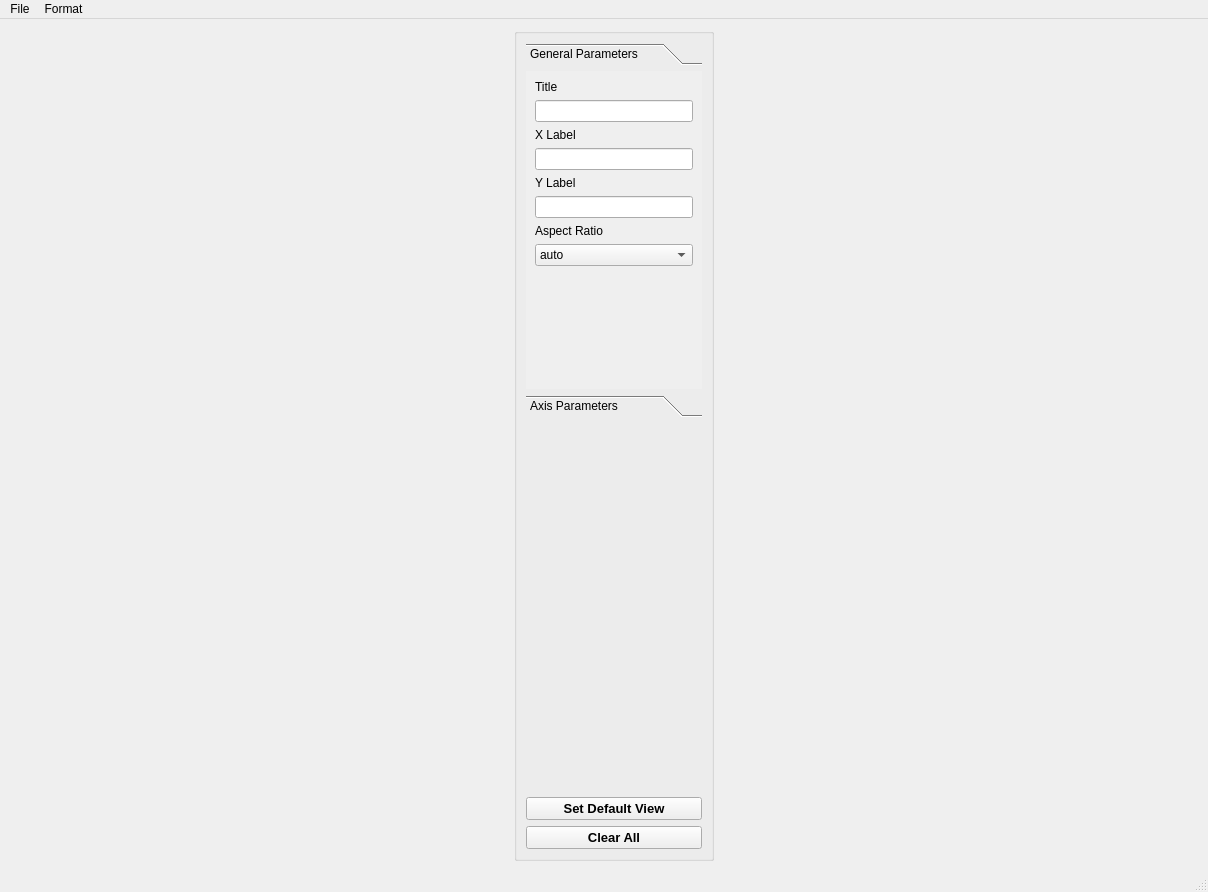
Above: sciplot/ui/qt5-creator/ui_Plotter.ui from CCampJr/SciPlot-PyQt before the change. Below: the same form after it.
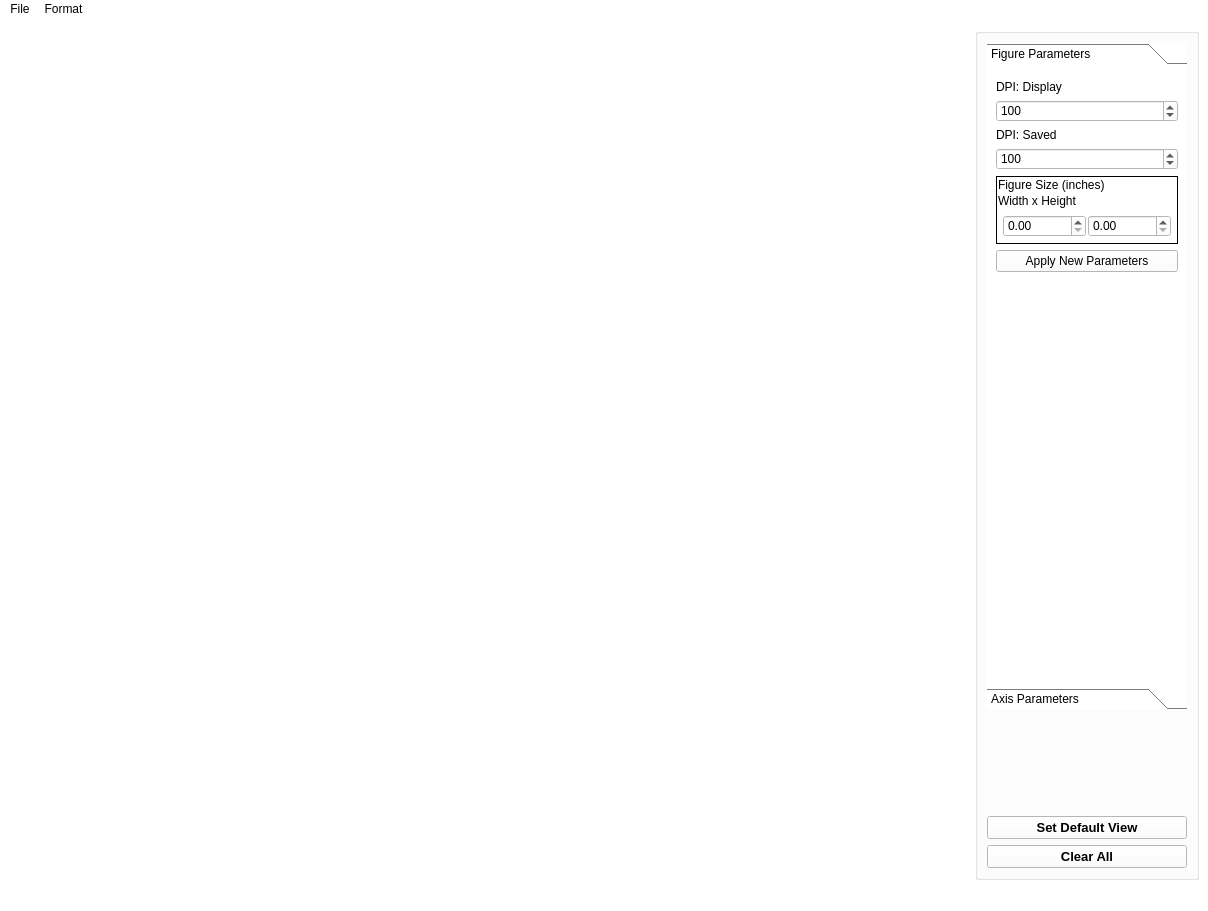
That is the form after the change. The open tabs and pages were chosen to show the change.

Commit message: Added controls for DPI and figsize

```diff
--- a/sciplot/ui/qt5-creator/ui_Plotter.ui
+++ b/sciplot/ui/qt5-creator/ui_Plotter.ui
@@ -7,16 +7,41 @@
     <x>0</x>
     <y>0</y>
     <width>1208</width>
-    <height>892</height>
+    <height>911</height>
    </rect>
   </property>
   <property name="windowTitle">
    <string>SciPlot PyQt</string>
   </property>
+  <property name="styleSheet">
+   <string notr="true">background-color: rgb(255, 255, 255);</string>
+  </property>
   <widget class="QWidget" name="centralwidget">
-   <layout class="QGridLayout" name="gridLayout">
-    <item row="0" column="0">
-     <layout class="QVBoxLayout" name="verticalLayout">
+   <property name="autoFillBackground">
+    <bool>false</bool>
+   </property>
+   <layout class="QHBoxLayout" name="horizontalLayout_4" stretch="0,10">
+    <item>
+     <layout class="QVBoxLayout" name="verticalLayout" stretch="0,0">
+      <property name="sizeConstraint">
+       <enum>QLayout::SetNoConstraint</enum>
+      </property>
+      <item>
+       <spacer name="horizontalSpacer_2">
+        <property name="orientation">
+         <enum>Qt::Horizontal</enum>
+        </property>
+        <property name="sizeType">
+         <enum>QSizePolicy::Expanding</enum>
+        </property>
+        <property name="sizeHint" stdset="0">
+         <size>
+          <width>1000</width>
+          <height>20</height>
+         </size>
+        </property>
+       </spacer>
+      </item>
       <item>
        <spacer name="verticalSpacer">
         <property name="orientation">
@@ -32,7 +57,7 @@
       </item>
      </layout>
     </item>
-    <item row="0" column="1">
+    <item>
      <widget class="QGroupBox" name="groupBox">
       <property name="sizePolicy">
        <sizepolicy hsizetype="Fixed" vsizetype="Preferred">
@@ -42,28 +67,49 @@
       </property>
       <property name="maximumSize">
        <size>
-        <width>200</width>
+        <width>600</width>
         <height>16777215</height>
        </size>
       </property>
       <property name="title">
        <string/>
       </property>
-      <layout class="QVBoxLayout" name="verticalLayout_5">
-       <item>
+      <property name="flat">
+       <bool>false</bool>
+      </property>
+      <layout class="QVBoxLayout" name="verticalLayout_5" stretch="10,10,10,10">
+       <property name="sizeConstraint">
+        <enum>QLayout::SetNoConstraint</enum>
+       </property>
+       <item alignment="Qt::AlignLeft">
         <widget class="QToolBox" name="toolBox">
          <property name="sizePolicy">
-          <sizepolicy hsizetype="Preferred" vsizetype="Preferred">
+          <sizepolicy hsizetype="Maximum" vsizetype="Preferred">
            <horstretch>0</horstretch>
-           <verstretch>0</verstretch>
+           <verstretch>1</verstretch>
           </sizepolicy>
          </property>
+         <property name="minimumSize">
+          <size>
+           <width>200</width>
+           <height>0</height>
+          </size>
+         </property>
          <property name="maximumSize">
           <size>
-           <width>16777215</width>
+           <width>300</width>
            <height>16777215</height>
           </size>
          </property>
+         <property name="baseSize">
+          <size>
+           <width>100</width>
+           <height>0</height>
+          </size>
+         </property>
+         <property name="frameShape">
+          <enum>QFrame::NoFrame</enum>
+         </property>
          <property name="currentIndex">
           <number>0</number>
          </property>
@@ -72,74 +118,51 @@
            <rect>
             <x>0</x>
             <y>0</y>
-            <width>176</width>
-            <height>297</height>
+            <width>200</width>
+            <height>610</height>
            </rect>
           </property>
+          <property name="sizePolicy">
+           <sizepolicy hsizetype="Preferred" vsizetype="Expanding">
+            <horstretch>0</horstretch>
+            <verstretch>0</verstretch>
+           </sizepolicy>
+          </property>
           <attribute name="label">
-           <string>General Parameters</string>
+           <string>Figure Parameters</string>
           </attribute>
           <layout class="QGridLayout" name="gridLayout_2">
-           <item row="0" column="0">
-            <layout class="QVBoxLayout" name="verticalLayout_2">
-             <item>
-              <widget class="QLabel" name="label">
-               <property name="text">
-                <string>Title</string>
-               </property>
-              </widget>
-             </item>
-             <item>
-              <widget class="QLineEdit" name="lineEditTitle"/>
-             </item>
-             <item>
-              <widget class="QLabel" name="label_2">
-               <property name="text">
-                <string>X Label</string>
-               </property>
-              </widget>
-             </item>
-             <item>
-              <widget class="QLineEdit" name="lineEditXLabel"/>
-             </item>
-             <item>
-              <widget class="QLabel" name="label_3">
-               <property name="text">
-                <string>Y Label</string>
-               </property>
-              </widget>
-             </item>
-             <item>
-              <widget class="QLineEdit" name="lineEditYLabel"/>
-             </item>
-             <item>
-              <widget class="QLabel" name="label_4">
-               <property name="text">
-                <string>Aspect Ratio</string>
-               </property>
-              </widget>
-             </item>
-             <item>
-              <widget class="QComboBox" name="comboBoxAspect">
-               <item>
-                <property name="text">
-                 <string>auto</string>
-                </property>
-               </item>
-               <item>
-                <property name="text">
-                 <string>equal</string>
-                </property>
-               </item>
-              </widget>
-             </item>
-            </layout>
+           <item row="2" column="0">
+            <widget class="QLabel" name="label_10">
+             <property name="text">
+              <string>DPI: Saved</string>
+             </property>
+            </widget>
            </item>
            <item row="1" column="0">
+            <widget class="QSpinBox" name="spinBoxFigureDPI">
+             <property name="minimum">
+              <number>10</number>
+             </property>
+             <property name="maximum">
+              <number>100000000</number>
+             </property>
+             <property name="singleStep">
+              <number>100</number>
+             </property>
+             <property name="value">
+              <number>100</number>
+             </property>
+            </widget>
+           </item>
+           <item row="8" column="0">
             <spacer name="verticalSpacer_2">
              <property name="orientation">
               <enum>Qt::Vertical</enum>
              </property>
+             <property name="sizeType">
+              <enum>QSizePolicy::Expanding</enum>
+             </property>
              <property name="sizeHint" stdset="0">
               <size>
                <width>20</width>
@@ -148,6 +171,120 @@
              </property>
             </spacer>
            </item>
+           <item row="0" column="0">
+            <widget class="QLabel" name="label_9">
+             <property name="text">
+              <string>DPI: Display</string>
+             </property>
+            </widget>
+           </item>
+           <item row="3" column="0">
+            <widget class="QSpinBox" name="spinBoxFigureSavedDPI">
+             <property name="minimum">
+              <number>10</number>
+             </property>
+             <property name="maximum">
+              <number>100000000</number>
+             </property>
+             <property name="singleStep">
+              <number>100</number>
+             </property>
+             <property name="value">
+              <number>100</number>
+             </property>
+            </widget>
+           </item>
+           <item row="4" column="0">
+            <widget class="QFrame" name="frame">
+             <property name="frameShape">
+              <enum>QFrame::Box</enum>
+             </property>
+             <property name="frameShadow">
+              <enum>QFrame::Plain</enum>
+             </property>
+             <layout class="QVBoxLayout" name="verticalLayout_4">
+              <property name="spacing">
+               <number>2</number>
+              </property>
+              <property name="leftMargin">
+               <number>1</number>
+              </property>
+              <property name="topMargin">
+               <number>1</number>
+              </property>
+              <property name="rightMargin">
+               <number>1</number>
+              </property>
+              <property name="bottomMargin">
+               <number>1</number>
+              </property>
+              <item>
+               <widget class="QLabel" name="label_11">
+                <property name="text">
+                 <string>Figure Size (inches)</string>
+                </property>
+               </widget>
+              </item>
+              <item>
+               <widget class="QLabel" name="label_12">
+                <property name="text">
+                 <string>Width x Height</string>
+                </property>
+               </widget>
+              </item>
+              <item>
+               <layout class="QHBoxLayout" name="horizontalLayout_3">
+                <property name="leftMargin">
+                 <number>5</number>
+                </property>
+                <property name="topMargin">
+                 <number>5</number>
+                </property>
+                <property name="rightMargin">
+                 <number>5</number>
+                </property>
+                <property name="bottomMargin">
+                 <number>5</number>
+                </property>
+                <item>
+                 <widget class="QDoubleSpinBox" name="spinBoxFigSizeWidth">
+                  <property name="maximum">
+                   <double>100.000000000000000</double>
+                  </property>
+                 </widget>
+                </item>
+                <item>
+                 <widget class="QDoubleSpinBox" name="spinBoxFigSizeHeight">
+                  <property name="maximum">
+                   <double>100.000000000000000</double>
+                  </property>
+                 </widget>
+                </item>
+               </layout>
+              </item>
+             </layout>
+            </widget>
+           </item>
+           <item row="5" column="0">
+            <widget class="QPushButton" name="pushButtonApplyFigParams">
+             <property name="text">
+              <string>Apply New Parameters</string>
+             </property>
+            </widget>
+           </item>
+           <item row="6" column="0">
+            <spacer name="horizontalSpacer">
+             <property name="orientation">
+              <enum>Qt::Horizontal</enum>
+             </property>
+             <property name="sizeHint" stdset="0">
+              <size>
+               <width>40</width>
+               <height>20</height>
+              </size>
+             </property>
+            </spacer>
+           </item>
           </layout>
          </widget>
          <widget class="QWidget" name="AxisParameters">
@@ -273,6 +410,73 @@
              </item>
             </layout>
            </item>
+           <item row="0" column="0">
+            <layout class="QVBoxLayout" name="verticalLayout_2">
+             <property name="leftMargin">
+              <number>10</number>
+             </property>
+             <property name="topMargin">
+              <number>10</number>
+             </property>
+             <property name="rightMargin">
+              <number>10</number>
+             </property>
+             <property name="bottomMargin">
+              <number>10</number>
+             </property>
+             <item>
+              <widget class="QLabel" name="label">
+               <property name="text">
+                <string>Title</string>
+               </property>
+              </widget>
+             </item>
+             <item>
+              <widget class="QLineEdit" name="lineEditTitle"/>
+             </item>
+             <item>
+              <widget class="QLabel" name="label_2">
+               <property name="text">
+                <string>X Label</string>
+               </property>
+              </widget>
+             </item>
+             <item>
+              <widget class="QLineEdit" name="lineEditXLabel"/>
+             </item>
+             <item>
+              <widget class="QLabel" name="label_3">
+               <property name="text">
+                <string>Y Label</string>
+               </property>
+              </widget>
+             </item>
+             <item>
+              <widget class="QLineEdit" name="lineEditYLabel"/>
+             </item>
+             <item>
+              <widget class="QLabel" name="label_4">
+               <property name="text">
+                <string>Aspect Ratio</string>
+               </property>
+              </widget>
+             </item>
+             <item>
+              <widget class="QComboBox" name="comboBoxAspect">
+               <item>
+                <property name="text">
+                 <string>auto</string>
+                </property>
+               </item>
+               <item>
+                <property name="text">
+                 <string>equal</string>
+                </property>
+               </item>
+              </widget>
+             </item>
+            </layout>
+           </item>
           </layout>
          </widget>
         </widget>
@@ -282,16 +486,31 @@
          <property name="orientation">
           <enum>Qt::Vertical</enum>
          </property>
+         <property name="sizeType">
+          <enum>QSizePolicy::Maximum</enum>
+         </property>
          <property name="sizeHint" stdset="0">
           <size>
            <width>20</width>
-           <height>40</height>
+           <height>100</height>
           </size>
          </property>
         </spacer>
        </item>
        <item>
         <widget class="QPushButton" name="pushButtonDefaultView">
+         <property name="maximumSize">
+          <size>
+           <width>200</width>
+           <height>16777215</height>
+          </size>
+         </property>
+         <property name="baseSize">
+          <size>
+           <width>200</width>
+           <height>25</height>
+          </size>
+         </property>
          <property name="font">
           <font>
            <family>Arial</family>
@@ -307,6 +526,18 @@
        </item>
        <item>
         <widget class="QPushButton" name="pushButtonClearAll">
+         <property name="maximumSize">
+          <size>
+           <width>200</width>
+           <height>16777215</height>
+          </size>
+         </property>
+         <property name="baseSize">
+          <size>
+           <width>200</width>
+           <height>0</height>
+          </size>
+         </property>
          <property name="font">
           <font>
            <family>Arial</family>
@@ -331,7 +562,7 @@
      <x>0</x>
      <y>0</y>
      <width>1208</width>
-     <height>26</height>
+     <height>22</height>
     </rect>
    </property>
    <widget class="QMenu" name="menuFormat">
```
Left out of the diff: 53 changed lines with no effect on the pictures. The commit also changes 2 other files.
